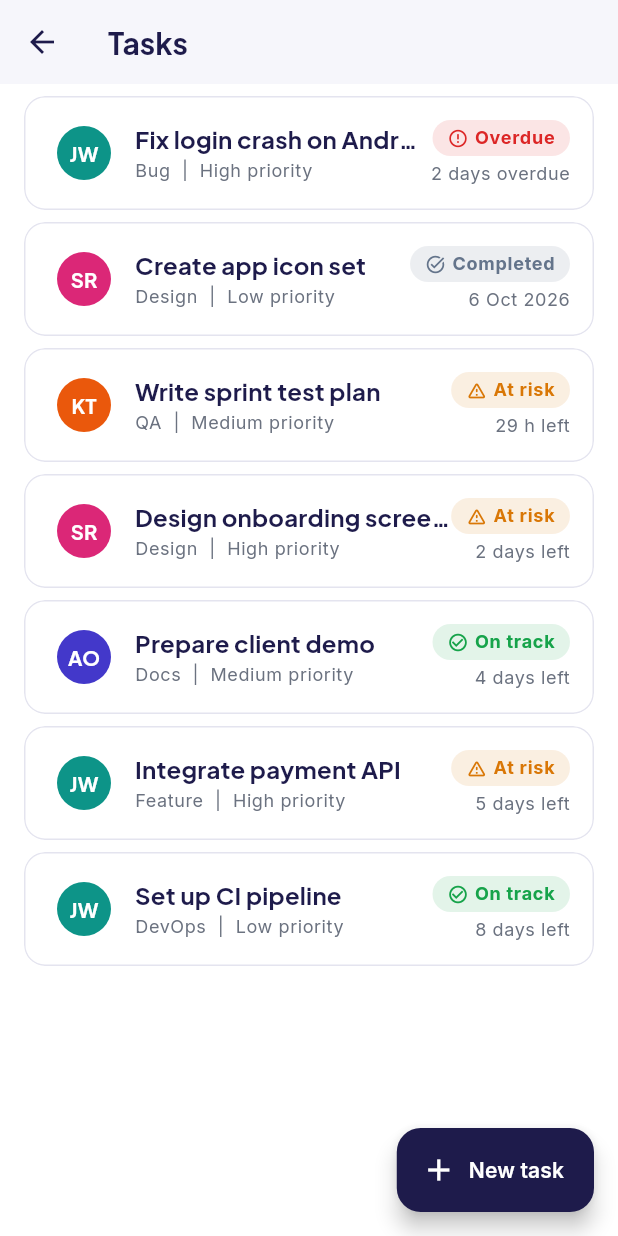
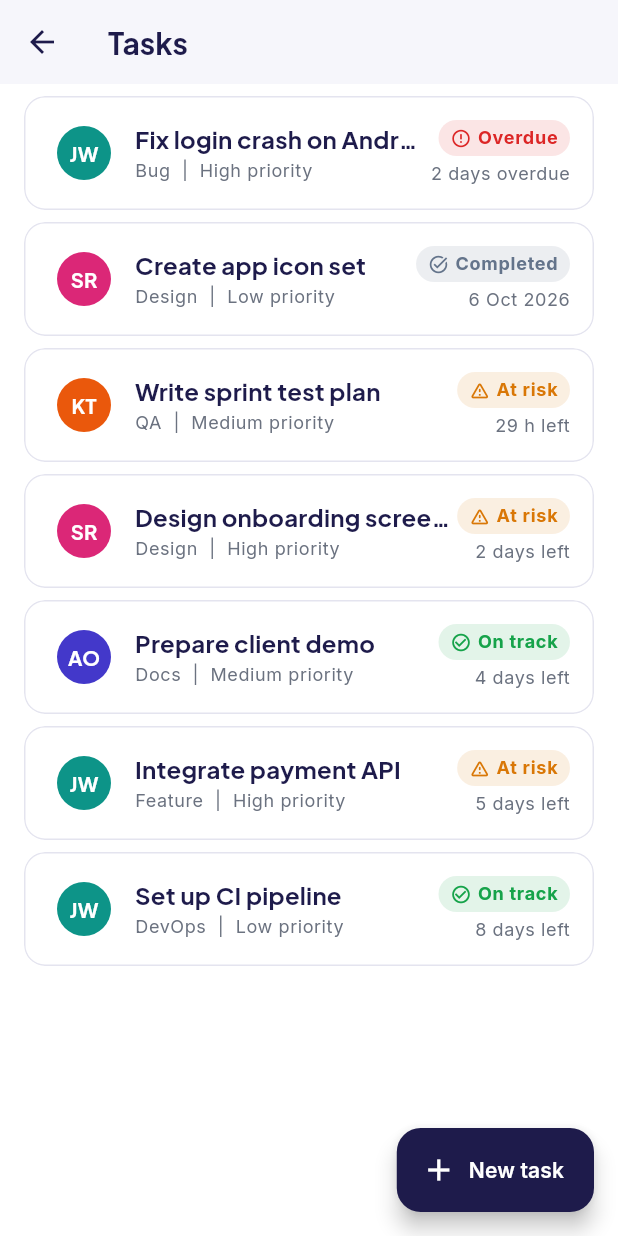
Before and after one commit to ToluwaniOladeji/Group21_Formative_Assignment1, a Flutter app: the TaskListScreen screen opened directly, on a phone screen of 412 x 824 dp. Run offline on Flutter 3.47's test engine with Material 3 defaults, Android fonts, the phone set to English and light mode, and no system bars; our stand-ins replace google_fonts, shared_preferences, sqflite; accounts and stored records are empty; statements that could not run were skipped.

Commit message:
Use spacing tokens in StatusChip

```diff
--- a/lib/widgets/status_chip.dart
+++ b/lib/widgets/status_chip.dart
@@ -10,14 +10,15 @@ class StatusChip extends StatelessWidget {
   @override
   Widget build(BuildContext context) {
     return Container(
-      padding: const EdgeInsets.symmetric(horizontal: 10, vertical: 4),
+      padding: const EdgeInsets.symmetric(
+          horizontal: AppSpacing.sm, vertical: AppSpacing.xs),
       decoration: BoxDecoration(
         color: status.color.withValues(alpha: 0.12),
         borderRadius: BorderRadius.circular(AppRadius.chip),
       ),
       child: Row(mainAxisSize: MainAxisSize.min, children: [
         Icon(status.icon, size: 14, color: status.color),
-        const SizedBox(width: 4),
+        const SizedBox(width: AppSpacing.xs),
         Text(status.label,
             style: Theme.of(context).textTheme.labelMedium?.copyWith(color: status.color, fontWeight: FontWeight.w700)),
       ]),
```
